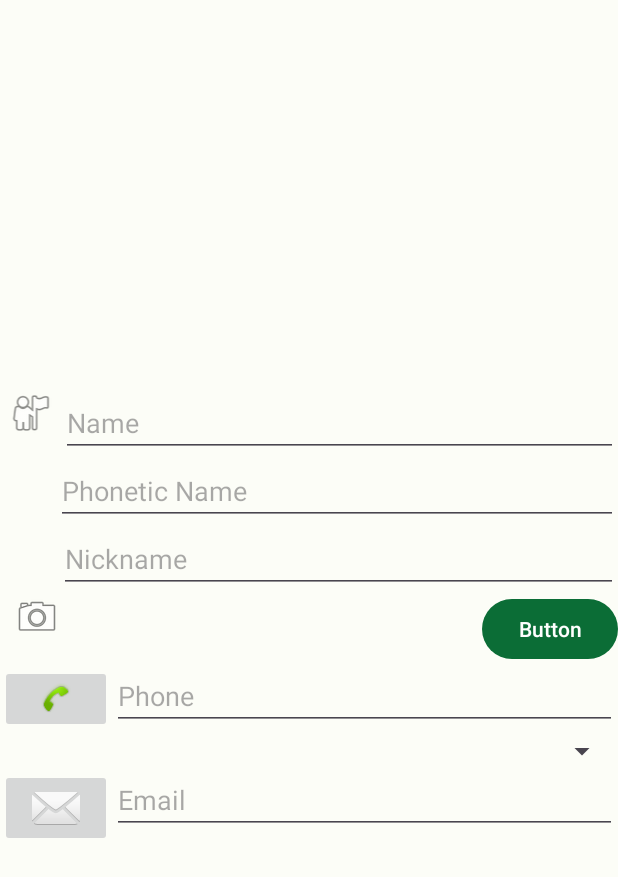
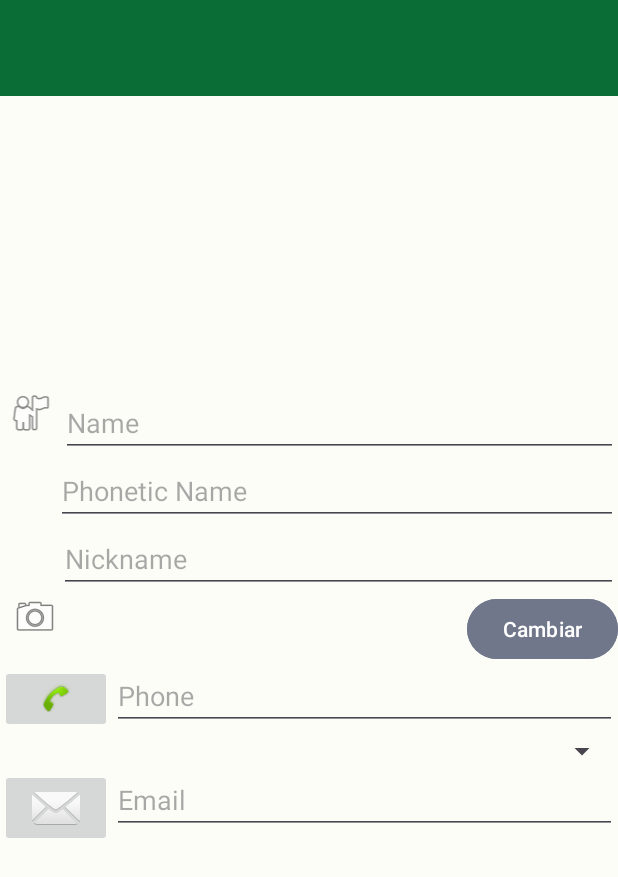
Before and after one commit to Minealex2001/DI-DAM2, an Android app: the screen it shows after launch (MainActivity), after a tap on "New Player", on a phone screen of 412 x 824 dp. Shown: the top 877 px of the screen. Run offline under Robolectric (Android 15) with nearby library versions, the light colour scheme and no system bars.

Commit message:
Ejercicio hecho

```diff
--- a/Tema 1/Ejercicio-1/app/src/main/java/com/example/di_dam2/MainActivity.java
+++ b/Tema 1/Ejercicio-1/app/src/main/java/com/example/di_dam2/MainActivity.java
@@ -3,7 +3,10 @@ package com.example.di_dam2;
 import androidx.appcompat.app.AppCompatActivity;
 
 import android.os.Bundle;
+import android.view.Menu;
+import android.view.MenuItem;
 import android.widget.Button;
+import android.widget.Toast;
 
 public class MainActivity extends AppCompatActivity {
 
@@ -18,4 +21,22 @@ public class MainActivity extends AppCompatActivity {
             setContentView(R.layout.activity_new_player);
         });
     }
+
+    @Override
+    public boolean onCreateOptionsMenu(Menu menu) {
+        getMenuInflater().inflate(R.menu.menu_main, menu);
+        return true;
+    }
+
+    @Override
+    public boolean onOptionsItemSelected(MenuItem item) {
+        int id = item.getItemId();
+        if (id == R.id.action_buscar) {
+            Toast.makeText(this, "Buscar", Toast.LENGTH_SHORT).show();
+            return true;
+        }
+        return super.onOptionsItemSelected(item);
+    }
+
+
 }
--- a/Tema 1/Ejercicio-1/app/src/main/res/layout-land/activity_new_player.xml
+++ b/Tema 1/Ejercicio-1/app/src/main/res/layout-land/activity_new_player.xml
@@ -5,6 +5,16 @@
     android:layout_width="match_parent"
     android:layout_height="match_parent"
     tools:context=".NewPlayer">
+
+    <androidx.appcompat.widget.Toolbar
+        android:id="@+id/toolbar"
+        android:layout_width="match_parent"
+        android:layout_height="wrap_content"
+        android:background="?attr/colorPrimary"
+        android:minHeight="?attr/actionBarSize"
+        android:theme="?attr/actionBarTheme"
+        app:layout_constraintStart_toStartOf="parent"
+        app:layout_constraintTop_toTopOf="parent" />
 
     <ScrollView
         android:layout_width="match_parent"
--- a/Tema 1/Ejercicio-1/app/src/main/res/layout/activity_main.xml
+++ b/Tema 1/Ejercicio-1/app/src/main/res/layout/activity_main.xml
@@ -16,6 +16,7 @@
             android:id="@+id/titulo"
             android:layout_width="wrap_content"
             android:layout_height="wrap_content"
+            android:fontFamily="@font/alata"
             android:text="@string/app_name"
             android:textSize="24sp" />
 
--- a/Tema 1/Ejercicio-1/app/src/main/res/layout/activity_new_player.xml
+++ b/Tema 1/Ejercicio-1/app/src/main/res/layout/activity_new_player.xml
@@ -7,16 +7,29 @@
     tools:context=".NewPlayer"
     android:layout_gravity="center_vertical">
 
+    <androidx.appcompat.widget.Toolbar
+        android:id="@+id/toolbar"
+        android:layout_width="match_parent"
+        android:layout_height="wrap_content"
+        android:background="?attr/colorPrimary"
+        android:minHeight="?attr/actionBarSize"
+        android:theme="?attr/actionBarTheme"
+        app:layout_constraintStart_toStartOf="parent"
+        app:layout_constraintTop_toTopOf="parent" />
+
+
     <ScrollView
         android:layout_width="match_parent"
         android:layout_height="match_parent"
         app:layout_constraintStart_toStartOf="parent"
         app:layout_constraintTop_toTopOf="parent">
 
+
         <TableLayout
             android:layout_width="match_parent"
             android:layout_height="wrap_content"
             android:layout_gravity="center_vertical">
+
 
             <TableRow
                 android:layout_width="match_parent"
@@ -99,9 +112,10 @@
 
                 <Button
                     android:id="@+id/button"
+                    android:text="Cambiar"
                     android:layout_width="wrap_content"
                     android:layout_height="wrap_content"
-                    android:text="Button" />
+                    android:backgroundTint="@color/material_dynamic_secondary50"/>
 
             </TableRow>
 
--- /dev/null
+++ b/Tema 1/Ejercicio-1/app/src/main/res/menu/menu_main.xml
@@ -0,0 +1,19 @@
+<?xml version="1.0" encoding="utf-8"?>
+<menu xmlns:android="http://schemas.android.com/apk/res/android"
+    xmlns:app="http://schemas.android.com/apk/res-auto"
+    xmlns:tools="http://schemas.android.com/tools" tools:context=".MainActivity">
+    <item android:id="@+id/action_settings"
+        android:title="@string/action_settings"
+        android:orderInCategory="100"
+        app:showAsAction="always" />
+    <item android:id="@+id/action_buscar"
+        android:title="@string/action_buscar"
+        android:icon="@android:drawable/ic_menu_search"
+        android:orderInCategory="100"
+        app:showAsAction="ifRoom" />
+    <item android:id="@+id/action_add"
+        android:title="@string/action_add"
+        android:icon="@android:drawable/ic_menu_add"
+        android:orderInCategory="100"
+        app:showAsAction="ifRoom" />
+</menu>
--- /dev/null
+++ b/Tema 1/Ejercicio-1/app/src/main/res/values-night/strings.xml
@@ -0,0 +1,6 @@
+<?xml version="1.0" encoding="utf-8"?>
+<resources>
+    <string name="action_add">Añadir</string>
+    <string name="action_buscar">Buscar</string>
+    <string name="action_settings">Ajustes</string>
+</resources>
--- a/Tema 1/Ejercicio-1/app/src/main/res/values/strings.xml
+++ b/Tema 1/Ejercicio-1/app/src/main/res/values/strings.xml
@@ -9,4 +9,7 @@
     <string name="apodo">Nickname</string>
     <string name="telefono">Phone</string>
     <string name="email">Email</string>
+    <string name="action_add">Añadir</string>
+    <string name="action_buscar">Buscar</string>
+    <string name="action_settings">Ajustes</string>
 </resources>
```
Also changed, not shown: Tema 1/Ejercicio-1/app/src/main/res/font/alata.ttf (added).
